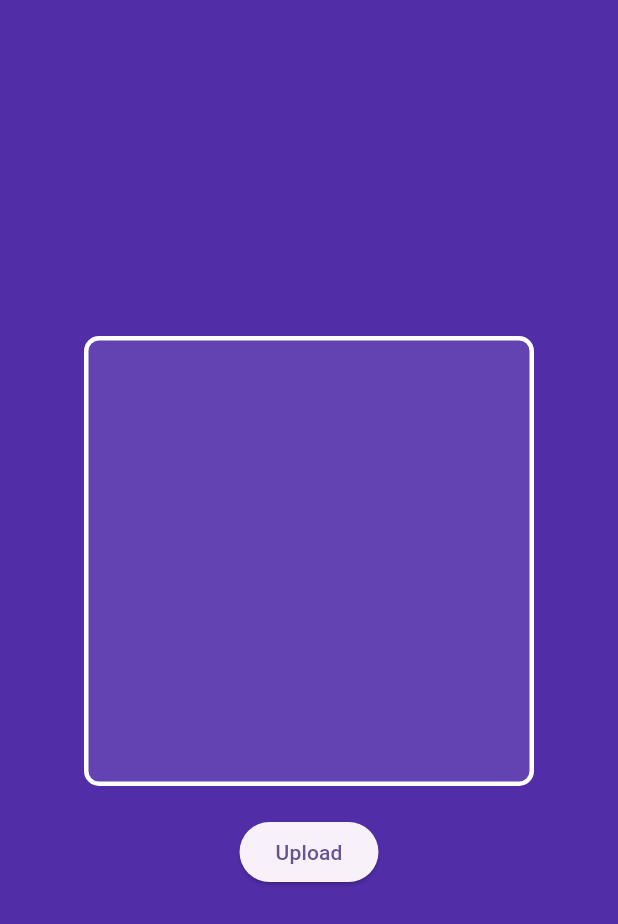
After one commit to wael-saif23/some-logic, a Flutter app: the UploadImage screen opened directly, after a tap on "Upload", on a phone screen of 412 x 824 dp. The commit adds this screen. Shown: the top 924 px of the screen. Run offline on Flutter 3.47's test engine with Material 3 defaults, Android fonts, the phone set to English and light mode, and no system bars; our stand-ins replace image_picker.

Commit message:
Refactor project structure and remove unused views and upload image
- Moved image selection, multi-selection, toggle selection, and single selection views to a new directory structure under 'one'.
- Removed unused views: image_selection.dart, multi_selections.dart, toggle_selections.dart, and single_selections.dart.
- Added upload_image.dart for image upload functionality.
- Updated main_shell.dart to reflect the new structure and include the upload image view.
- Registered file selector plugin for Linux and macOS platforms.
- Updated pubspec.yaml to include necessary dependencies and ensure compatibility.

```diff
--- a/lib/core/layout/main_shell.dart
+++ b/lib/core/layout/main_shell.dart
@@ -1,8 +1,9 @@
 import 'package:flutter/material.dart';
-import 'package:some_logic/views/%D9%8DSingle_selections.dart';
-import 'package:some_logic/views/image_selection.dart';
-import 'package:some_logic/views/multi_selections.dart';
-import 'package:some_logic/views/toggle_selections.dart';
+import 'package:some_logic/views/one/%D9%8DSingle_selections.dart';
+import 'package:some_logic/views/one/image_selection.dart';
+import 'package:some_logic/views/one/multi_selections.dart';
+import 'package:some_logic/views/one/toggle_selections.dart';
+import 'package:some_logic/views/two/upload_image.dart';
 
 class MainShell extends StatefulWidget {
   const MainShell({super.key});
@@ -19,6 +20,7 @@ class _MainShellState extends State<MainShell> {
     ImageSelections(),
     ToggleSelections(),
     MultiSelections(),
+    UploadImage(),
   ];
 
   int _currentIndex = 0;
--- /dev/null
+++ b/lib/views/two/upload_image.dart
@@ -0,0 +1,66 @@
+import 'package:flutter/material.dart';
+import 'package:image_picker/image_picker.dart';
+import 'dart:io';
+
+class UploadImage extends StatefulWidget {
+  const UploadImage({super.key});
+
+  @override
+  State<UploadImage> createState() => _UploadImageState();
+}
+
+class _UploadImageState extends State<UploadImage> {
+  XFile? _image;
+
+  Future<void> _uploadImage() async {
+    ImagePicker imagePicker = ImagePicker();
+    final uploadImages = await imagePicker.pickImage(
+      source: ImageSource.gallery,
+    );
+    setState(() {
+      _image = uploadImages;
+    });
+  }
+
+  @override
+  Widget build(BuildContext context) {
+    return Scaffold(
+      backgroundColor: Colors.deepPurple[700],
+      body: SafeArea(
+        child: Center(
+          child: Column(
+            mainAxisAlignment: MainAxisAlignment.center,
+            children: [
+              Container(
+                width: 300,
+                height: 300,
+                padding: EdgeInsets.all(16),
+                decoration: BoxDecoration(
+                  color: Colors.white.withOpacity(0.1),
+                  border: Border.all(color: Colors.white, width: 3),
+                  borderRadius: BorderRadius.circular(10),
+                ),
+                child:
+                    _image == null
+                        ? null
+                        : Image.file(File(_image!.path), fit: BoxFit.cover),
+              ),
+              SizedBox(height: 20),
+              ElevatedButton(onPressed: _uploadImage, child: Text("Upload")),
+              SizedBox(height: 8),
+              if (_image != null)
+                ElevatedButton(
+                  onPressed: () {
+                    setState(() {
+                      _image = null;
+                    });
+                  },
+                  child: Text("Remove"),
+                ),
+            ],
+          ),
+        ),
+      ),
+    );
+  }
+}
```
Also changed, not shown: pubspec.yaml (+4 -11 lines), lib/views/one/image_selection.dart (renamed from lib/views/image_selection.dart), lib/views/one/multi_selections.dart (renamed from lib/views/multi_selections.dart), lib/views/one/toggle_selections.dart (renamed from lib/views/toggle_selections.dart), lib/views/one/ٍSingle_selections.dart (renamed from lib/views/ٍSingle_selections.dart), pubspec.lock, 5 other files.
